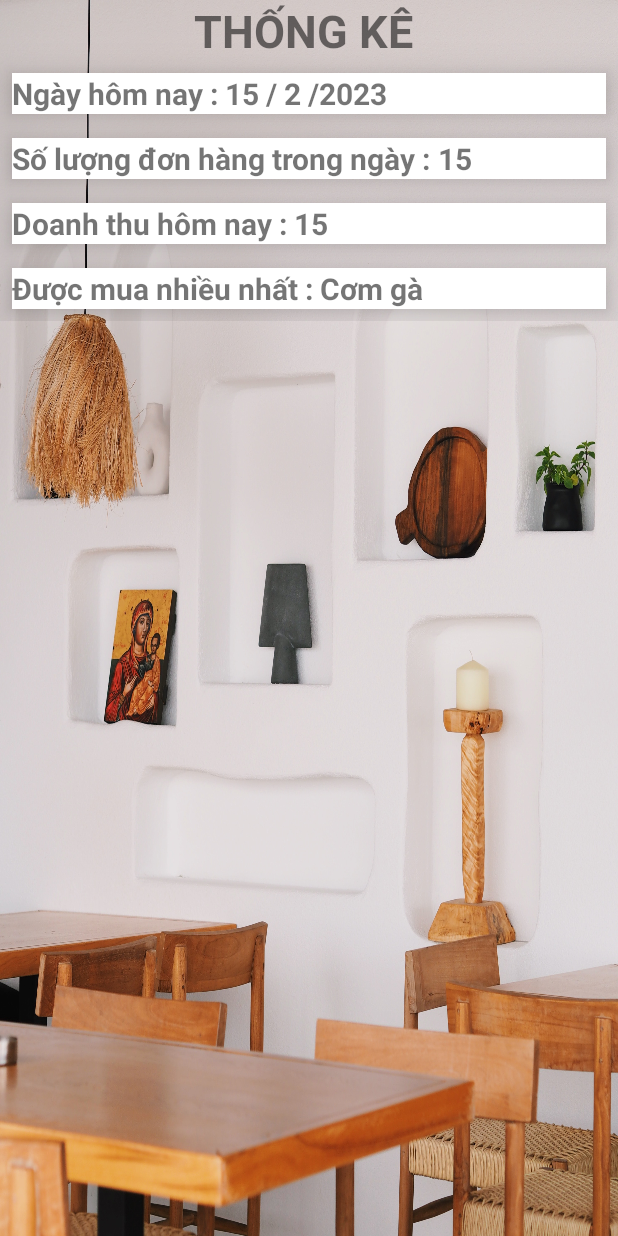
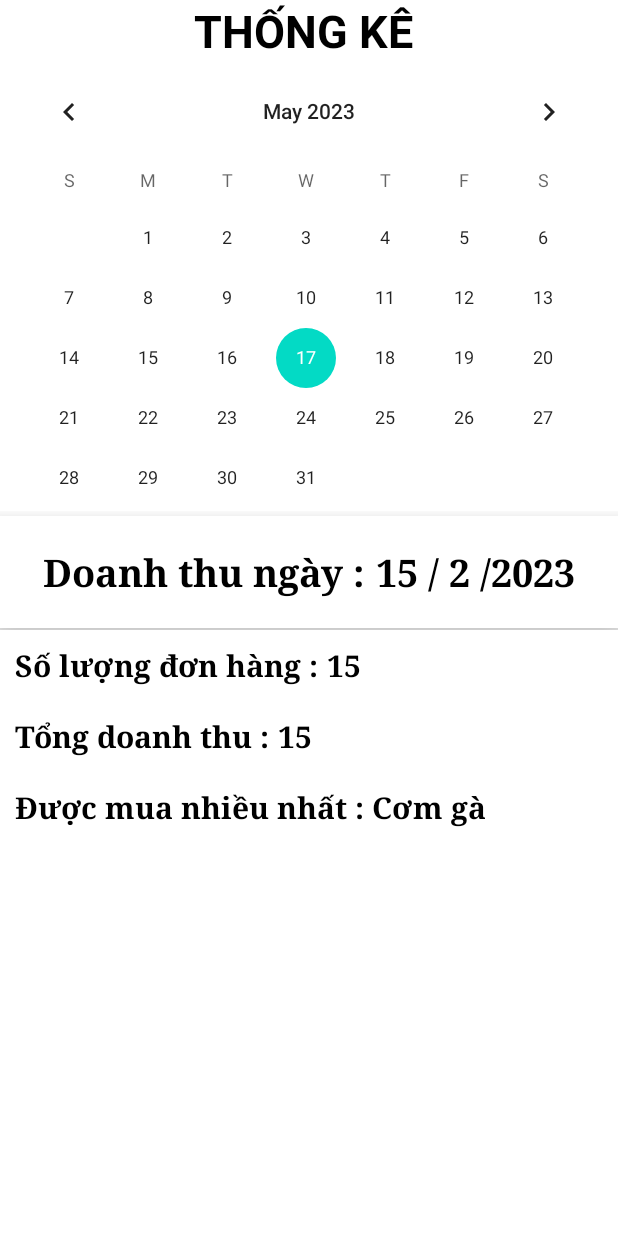
Before and after one commit to phattq21it/DoAnCoSo3, an Android app: the layout fragment_categoriesad.xml on its own in the app's theme, with its tools: preview values and no code run, on a phone screen of 412 x 824 dp. Run offline under Robolectric (Android 15) with nearby library versions, the phone set to English and light mode, and no system bars.

Commit message:
Sua phan Thong ke doanh thu

```diff
--- a/adminapp/src/main/java/com/example/adminapp/AdminActivity.java
+++ b/adminapp/src/main/java/com/example/adminapp/AdminActivity.java
@@ -37,7 +37,7 @@ public class    AdminActivity extends AppCompatActivity {
         frameLayout = findViewById(R.id.framlayoutman);
 // Create items
         AHBottomNavigationItem item1 = new AHBottomNavigationItem(R.string.home_nav, R.drawable.ic_baseline_home_24, R.color.teal_200);
-        AHBottomNavigationItem item2 = new AHBottomNavigationItem(R.string.cart_nav, R.drawable.ic_baseline_home_24, R.color.teal_200);
+        AHBottomNavigationItem item2 = new AHBottomNavigationItem(R.string.Statistic_navv, R.drawable.graph, R.color.teal_200);
         AHBottomNavigationItem item3 = new AHBottomNavigationItem(R.string.manager_nav, R.drawable.manager, R.color.teal_200);
         AHBottomNavigationItem item4 = new AHBottomNavigationItem(R.string.account_nav, R.drawable.ic_baseline_account_circle_24, R.color.teal_200);
 
--- a/adminapp/src/main/java/com/example/adminapp/fragment/CategoriesFragment.java
+++ b/adminapp/src/main/java/com/example/adminapp/fragment/CategoriesFragment.java
@@ -4,12 +4,15 @@ import android.annotation.SuppressLint;
 import android.app.Activity;
 import android.content.Context;
 import android.os.Bundle;
+import android.util.Log;
 import android.view.LayoutInflater;
 import android.view.MenuItem;
 import android.view.View;
 import android.view.ViewGroup;
 import android.view.inputmethod.InputMethodManager;
+import android.widget.CalendarView;
 import android.widget.TextView;
+import android.widget.Toast;
 
 import androidx.annotation.NonNull;
 import androidx.annotation.Nullable;
@@ -36,11 +39,12 @@ import com.google.firebase.database.ValueEventListener;
 import java.text.SimpleDateFormat;
 import java.util.Calendar;
 import java.util.Date;
+import java.util.Locale;
 
 public class CategoriesFragment extends Fragment {
     private RecyclerView recyclerView,recyclerView2;
     ItemRecyclerAdapter itemRecycleAdapter;
-
+    TextView soluongdonhang,ngayhomnay,doanhthuhomnay,sanphammuanhieu;
     private static final String ARG_PARAM1 = "param1";
     private static final String ARG_PARAM2 = "param2";
 
@@ -129,13 +133,25 @@ public class CategoriesFragment extends Fragment {
         adminactivity= (AdminActivity) getActivity();
         Calendar calendar = Calendar.getInstance();
         Date date = calendar.getTime();
+        CalendarView calendarView = view.findViewById(R.id.calendarView);
+        ngayhomnay=view.findViewById(R.id.tvNgayHomNay);
+        soluongdonhang=view.findViewById(R.id.tvSoLuongSanPham);
+        sanphammuanhieu=view.findViewById(R.id.tvSanPhamMuaNhieu);
+        doanhthuhomnay=view.findViewById(R.id.tvDoanhThuHomNay);
 
-        SimpleDateFormat dateFormat = new SimpleDateFormat("dd-MM-yyyy");
+        calendarView.setOnDateChangeListener(new CalendarView.OnDateChangeListener() {
+            @Override
+            public void onSelectedDayChange(@NonNull CalendarView view, int year, int month, int dayOfMonth) {
+                Calendar selectedDate = Calendar.getInstance();
+                selectedDate.set(year, month, dayOfMonth);
+
+                SimpleDateFormat dateFormat = new SimpleDateFormat("dd-MM-yyyy", Locale.getDefault());
+
                 SimpleDateFormat dateFormatDesosanh = new SimpleDateFormat("yyyy-MM-dd");
-        String dateString = dateFormat.format(date);
-        String dateStringDeSoSanh = dateFormatDesosanh.format(date);
-        TextView ngayhomnay=view.findViewById(R.id.tvNgayHomNay);
-        ngayhomnay.setText(dateString);
+                String date1 = dateFormat.format(selectedDate.getTime());
+                String dateStringDeSoSanh = dateFormatDesosanh.format(selectedDate.getTime());
+
+                ngayhomnay.setText(date1);
 
                 FirebaseDatabase database = FirebaseDatabase.getInstance();
                 DatabaseReference ordersRef = database.getReference("Request");
@@ -145,15 +161,15 @@ public class CategoriesFragment extends Fragment {
                     public void onDataChange(@NonNull DataSnapshot snapshot) {
                         int orderCount = (int) snapshot.getChildrenCount();
                         String soluong = Integer.toString(orderCount);
+                        Toast.makeText(adminactivity, soluong, Toast.LENGTH_SHORT).show();
                         int tongtien = 0;
-                TextView soluongdonhang=view.findViewById(R.id.tvSoLuongSanPham);
                         soluongdonhang.setText(soluong);
                         for (DataSnapshot orderSnapshot : snapshot.getChildren()) {
                             Request order = orderSnapshot.getValue(Request.class);
                             int orderAmount = Integer.parseInt(order.getTotal().toString());
                             tongtien += orderAmount;
                         }
-                TextView doanhthuhomnay=view.findViewById(R.id.tvDoanhThuHomNay);
+
                         doanhthuhomnay.setText(Integer.toString(tongtien)+"đ");
                         FirebaseDatabase database = FirebaseDatabase.getInstance();
                         DatabaseReference productsRef = database.getReference("Item");
@@ -166,7 +182,6 @@ public class CategoriesFragment extends Fragment {
                                     for (DataSnapshot productSnapshot : snapshot.getChildren()) {
                                         String productName = productSnapshot.child("name").getValue(String.class);
                                         // Sử dụng tên sản phẩm theo ý muốn
-                                TextView sanphammuanhieu=view.findViewById(R.id.tvSanPhamMuaNhieu);
                                         sanphammuanhieu.setText(productName);
 
                                     }
@@ -191,8 +206,11 @@ public class CategoriesFragment extends Fragment {
                     }
                 });
 
-        TextView doanhthuhomnay=view.findViewById(R.id.tvDoanhThuHomNay);
-        TextView sanphammuanhieu=view.findViewById(R.id.tvSanPhamMuaNhieu);
+            }
+        });
+
+
+
 
 
 
--- a/adminapp/src/main/res/layout/fragment_categoriesad.xml
+++ b/adminapp/src/main/res/layout/fragment_categoriesad.xml
@@ -4,13 +4,29 @@
     xmlns:tools="http://schemas.android.com/tools"
     android:layout_width="match_parent"
     android:layout_height="match_parent"
-    android:background="@drawable/backgroud"
     android:gravity="center"
     android:orientation="vertical">
 
-    <androidx.core.widget.NestedScrollView
+    <LinearLayout
         android:layout_width="match_parent"
-        android:layout_height="match_parent">
+        android:layout_height="wrap_content"
+        android:orientation="vertical">
+
+        <TextView
+            android:layout_width="wrap_content"
+            android:layout_height="wrap_content"
+            android:layout_gravity="center_horizontal"
+            android:text="THỐNG KÊ "
+            android:textSize="30sp"
+            android:textStyle="bold"
+            android:textColor="@color/black"/>
+    </LinearLayout>
+        <CalendarView
+            android:id="@+id/calendarView"
+            android:layout_width="match_parent"
+            android:layout_height="300dp">
+
+        </CalendarView>
         <LinearLayout
             android:layout_width="match_parent"
             android:layout_height="match_parent"
@@ -20,47 +36,42 @@
 
 
 
-            <LinearLayout
-                android:layout_width="match_parent"
-                android:layout_height="wrap_content"
-                android:orientation="vertical">
 
-                <TextView
-                    android:layout_width="wrap_content"
-                    android:layout_height="wrap_content"
-                    android:layout_gravity="center_horizontal"
-                    android:text="THỐNG KÊ "
-                    android:textSize="30sp"
-                    android:textStyle="bold" />
-            </LinearLayout>
             <androidx.cardview.widget.CardView
                 android:layout_width="match_parent"
                 android:layout_height="wrap_content"
                 app:cardCornerRadius="0dp"
                 app:cardElevation="15dp"
-                android:padding="8dp"
-                android:layout_margin="8dp"
+                android:layout_marginTop="3dp"
                 android:background="@color/white">
                 <LinearLayout
+                    android:paddingTop="20dp"
+                    android:paddingBottom="20dp"
                     android:layout_width="match_parent"
                     android:layout_height="match_parent"
-                    android:orientation="horizontal">
+                    android:orientation="horizontal"
+                    android:layout_gravity="center"
+                    android:gravity="center">
 
                     <TextView
                         android:layout_width="wrap_content"
                         android:layout_height="wrap_content"
                         android:layout_gravity="center_horizontal"
-                        android:text="Ngày hôm nay :"
-                        android:textSize="20sp"
-                        android:textStyle="bold" />
+                        android:text="Doanh thu ngày :"
+                        android:textSize="25sp"
+                        android:fontFamily="serif"
+                        android:textStyle="bold"
+                        android:textColor="@color/black"/>
                     <TextView
+                        android:fontFamily="serif"
                         android:id="@+id/tvNgayHomNay"
                         android:layout_width="wrap_content"
                         android:layout_height="wrap_content"
                         android:layout_gravity="center_horizontal"
                         android:text=" 15 / 2 /2023"
-                        android:textSize="20sp"
-                        android:textStyle="bold" />
+                        android:textSize="25sp"
+                        android:textStyle="bold"
+                        android:textColor="@color/black" />
                 </LinearLayout>
 
             </androidx.cardview.widget.CardView>
@@ -69,29 +80,34 @@
                android:layout_height="wrap_content"
                app:cardCornerRadius="0dp"
                app:cardElevation="15dp"
+               android:layout_marginTop="1dp"
                android:padding="8dp"
-               android:layout_margin="8dp"
                android:background="@color/white">
                <LinearLayout
+                   android:padding="10dp"
                    android:layout_width="match_parent"
                    android:layout_height="match_parent"
                    android:orientation="horizontal">
 
                    <TextView
+                       android:fontFamily="serif"
                        android:layout_width="wrap_content"
                        android:layout_height="wrap_content"
                        android:layout_gravity="center_horizontal"
-                       android:text="Số lượng đơn hàng trong ngày :"
+                       android:text="Số lượng đơn hàng :"
                        android:textSize="20sp"
-                       android:textStyle="bold" />
+                       android:textStyle="bold"
+                       android:textColor="@color/black" />
                    <TextView
+                       android:fontFamily="serif"
                        android:id="@+id/tvSoLuongSanPham"
                        android:layout_width="wrap_content"
                        android:layout_height="wrap_content"
                        android:layout_gravity="center_horizontal"
                        android:text=" 15"
                        android:textSize="20sp"
-                       android:textStyle="bold" />
+                       android:textStyle="bold"
+                       android:textColor="@color/black"/>
                </LinearLayout>
 
            </androidx.cardview.widget.CardView>
@@ -101,60 +117,67 @@
                 app:cardCornerRadius="0dp"
                 app:cardElevation="15dp"
                 android:padding="8dp"
-                android:layout_margin="8dp"
                 android:background="@color/white">
                 <LinearLayout
+                    android:padding="10dp"
                     android:layout_width="match_parent"
                     android:layout_height="match_parent"
                     android:orientation="horizontal">
 
                     <TextView
+                        android:fontFamily="serif"
                         android:layout_width="wrap_content"
                         android:layout_height="wrap_content"
                         android:layout_gravity="center_horizontal"
-                        android:text="Doanh thu hôm nay :"
+                        android:text="Tổng doanh thu :"
                         android:textSize="20sp"
-                        android:textStyle="bold" />
+                        android:textStyle="bold"
+                        android:textColor="@color/black"/>
                     <TextView
+                        android:fontFamily="serif"
                         android:id="@+id/tvDoanhThuHomNay"
                         android:layout_width="wrap_content"
                         android:layout_height="wrap_content"
                         android:layout_gravity="center_horizontal"
                         android:text=" 15"
                         android:textSize="20sp"
-                        android:textStyle="bold" />
+                        android:textStyle="bold"
+                        android:textColor="@color/black"/>
                 </LinearLayout>
 
             </androidx.cardview.widget.CardView>
 
             <androidx.cardview.widget.CardView
                 android:layout_width="match_parent"
-                android:layout_height="wrap_content"
+                android:layout_height="match_parent"
                 app:cardCornerRadius="0dp"
                 app:cardElevation="15dp"
-                android:padding="8dp"
-                android:layout_margin="8dp"
                 android:background="@color/white">
                 <LinearLayout
                     android:layout_width="match_parent"
                     android:layout_height="match_parent"
-                    android:orientation="horizontal">
+                    android:orientation="horizontal"
+                    android:padding="10dp">
 
                     <TextView
+                        android:fontFamily="serif"
                         android:layout_width="wrap_content"
                         android:layout_height="wrap_content"
                         android:layout_gravity="center_horizontal"
                         android:text="Được mua nhiều nhất :"
                         android:textSize="20sp"
-                        android:textStyle="bold" />
+                        android:textStyle="bold"
+                        android:textColor="@color/black"/>
                     <TextView
+                        android:fontFamily="serif"
                         android:id="@+id/tvSanPhamMuaNhieu"
                         android:layout_width="wrap_content"
                         android:layout_height="wrap_content"
                         android:layout_gravity="center_horizontal"
                         android:text=" Cơm gà"
                         android:textSize="20sp"
-                        android:textStyle="bold" />
+                        android:textStyle="bold"
+                        android:textColor="@color/black" />
                 </LinearLayout>
 
             </androidx.cardview.widget.CardView>
@@ -166,7 +189,4 @@
 
 
         </LinearLayout>
-    </androidx.core.widget.NestedScrollView>
-
-
 </LinearLayout>
--- a/adminapp/src/main/res/values/strings.xml
+++ b/adminapp/src/main/res/values/strings.xml
@@ -2,6 +2,7 @@
     <string name="app_name">My Application</string>
     <string name="home_nav">Home</string>
     <string name="cart_nav">Cart</string>
+    <string name="Statistic_navv">Statistic</string>
     <string name="account_nav">Account</string>
     <string name="categories_nav">Categories</string>
     <string name="manager_nav">Manager</string>
--- a/app/src/main/res/layout/fragment_home.xml
+++ b/app/src/main/res/layout/fragment_home.xml
@@ -4,7 +4,7 @@
     xmlns:tools="http://schemas.android.com/tools"
     android:layout_width="match_parent"
     android:layout_height="match_parent"
-    android:background="#E5E4E2"
+    android:background="#f8f8f8"
     android:gravity="center"
     android:orientation="vertical">
 
```
Also changed, not shown: adminapp/src/main/res/drawable/graph.png (added). Lines whose indentation alone changed are shown as unchanged.
